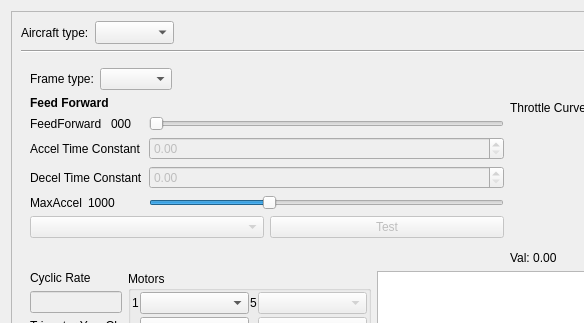
The window that ground/src/plugins/config/airframe.ui (openpilot/OpenPilot) describes before a commit, drawn with Qt 5; both pictures show x 0 to 584 and y 0 to 323 of the 730 by 508 pixel window.
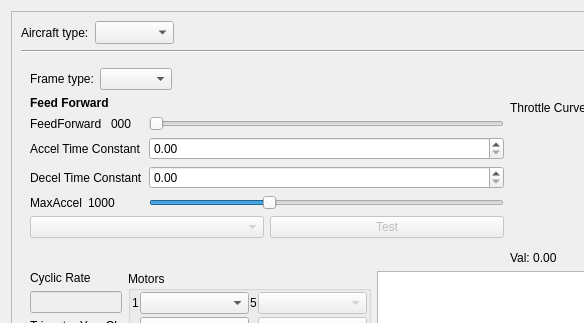
The same window after the commit. Custom widgets are drawn as their Qt base class.

Commit message: OP-138  Yaw mixing was inverted in the config gadget! This update works for me, with the quad layout in the gadget's picture.

The edit to the form file:
```diff
--- a/ground/src/plugins/config/airframe.ui
+++ b/ground/src/plugins/config/airframe.ui
@@ -546,7 +546,7 @@
                   <item row="3" column="1">
                    <widget class="QDoubleSpinBox" name="accelTime">
                     <property name="enabled">
-                     <bool>false</bool>
+                     <bool>true</bool>
                     </property>
                     <property name="maximum">
                      <double>1000.000000000000000</double>
@@ -563,7 +563,7 @@
                   <item row="4" column="1">
                    <widget class="QDoubleSpinBox" name="decelTime">
                     <property name="enabled">
-                     <bool>false</bool>
+                     <bool>true</bool>
                     </property>
                     <property name="maximum">
                      <double>1000.000000000000000</double>
```
Left out of the diff: 3 changed lines with no effect on the pictures. The commit also changes 1 other file.
